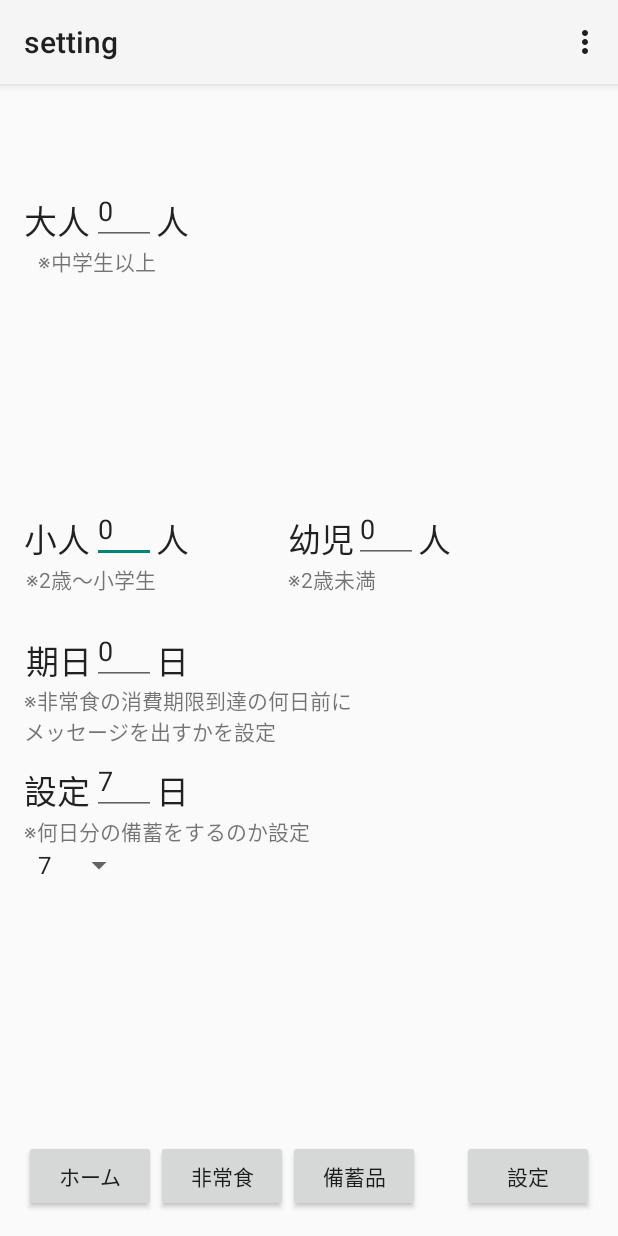
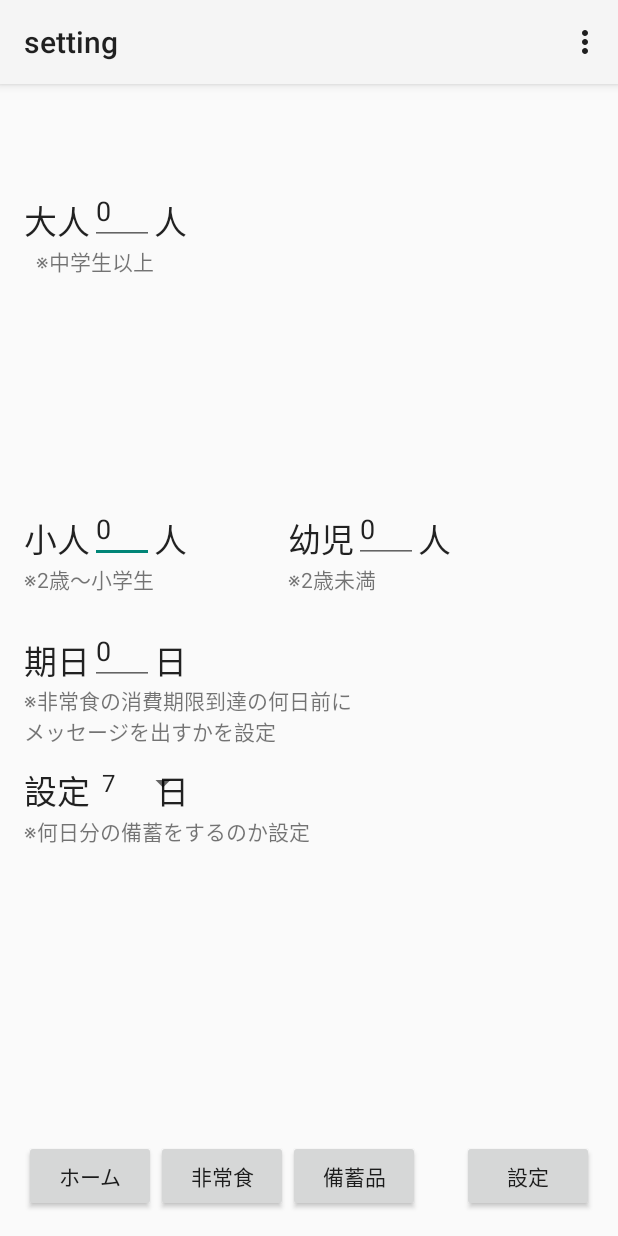
Before and after one commit to nichiwanichiwa/Study_nakayama, an Android app: the setting screen opened directly, with no data from a screen before it, on a phone screen of 412 x 824 dp. Run offline under Robolectric (Android 15) with nearby library versions, the phone set to English and light mode, and no system bars.

Commit message:
設定画面にスピナーを追加 細かにsetitng.xmlを修正

```diff
--- a/app/src/main/java/com/example/nakayamanobuo/kadai1/setting.java
+++ b/app/src/main/java/com/example/nakayamanobuo/kadai1/setting.java
@@ -28,20 +28,13 @@ public class setting extends Activity {
         this.getWindow().setSoftInputMode(
                 WindowManager.LayoutParams.SOFT_INPUT_STATE_ALWAYS_VISIBLE);
 
-        // Spinnerの設定
+        // 設定のSpinnerの設定
         ArrayAdapter<CharSequence> adapter =
                 ArrayAdapter.createFromResource(this, R.array.sample_array,android.R.layout.simple_spinner_item);
 
-       /* ArrayAdapter<String> adapter = new ArrayAdapter<String>(this, android.R.layout.simple_spinner_item);
-        adapter.add("Sample0");
-        adapter.add("Sample1");
-        adapter.add("Sample2");
-        adapter.add("Sample3");
-        adapter.add("Sample4");*/
-
         adapter.setDropDownViewResource(android.R.layout.simple_spinner_dropdown_item);
 
-        selectSpinner = (Spinner) findViewById(R.id.spinner_id);
+        selectSpinner = (Spinner)findViewById(R.id.spinner_id);
         selectSpinner.setAdapter(adapter);
         selectSpinner.setOnItemSelectedListener(new AdapterView.OnItemSelectedListener() {
             @Override
@@ -60,10 +53,10 @@ public class setting extends Activity {
                 setting_e.putInt("setting", asd);
                 setting_e.commit();
 
-                int s = setting.getInt("setting",1);
+               /* int s = setting.getInt("setting",3);
                 String setting_str = String.valueOf(s);
                 EditText setting_et = (EditText)findViewById(R.id.setting);
-                setting_et.setText(setting_str);
+                setting_et.setText(setting_str);*/
 
                // showToast(Integer.toString(spinner.getSelectedItemPosition()));
 
@@ -90,13 +83,13 @@ public class setting extends Activity {
         a = adult.getInt("adult", a);
         c = child.getInt("child",c);
         l = limit.getInt("limit", l);
-        s = setting.getInt("setting",s);
+        //s = setting.getInt("setting",s);
         b = baby.getInt("baby",b);
 
         String adult_str = String.valueOf(a);
         String child_str = String.valueOf(c);
         String limit_str = String.valueOf(l);
-        String setting_str = String.valueOf(s);
+        //String setting_str = String.valueOf(s);
         String baby_str = String.valueOf(b);
 
 
@@ -104,7 +97,7 @@ public class setting extends Activity {
         EditText adult_et = (EditText)findViewById(R.id.adultText);
         EditText child_et = (EditText)findViewById(R.id.child);
         EditText limit_et = (EditText)findViewById(R.id.limit);
-        EditText setting_et = (EditText)findViewById(R.id.setting);
+        //EditText setting_et = (EditText)findViewById(R.id.setting);
         EditText baby_et = (EditText)findViewById(R.id.babyText);
 
 
@@ -112,7 +105,7 @@ public class setting extends Activity {
         adult_et.setText(adult_str);
         child_et.setText(child_str);
         limit_et.setText(limit_str);
-        setting_et.setText(setting_str);
+        //setting_et.setText(setting_str);
         baby_et.setText(baby_str);
 
 
--- a/app/src/main/res/layout/activity_setting.xml
+++ b/app/src/main/res/layout/activity_setting.xml
@@ -66,7 +66,7 @@
         android:text="期日"
         android:id="@+id/textView6"
         android:layout_centerVertical="true"
-        android:layout_toStartOf="@+id/setting" />
+        android:layout_alignParentStart="true" />
 
     <TextView
         android:layout_width="wrap_content"
@@ -98,16 +98,6 @@
         android:layout_above="@+id/textView7"
         android:layout_toEndOf="@+id/textView6" />
 
-    <EditText
-        android:maxLength="2"
-        android:layout_width="wrap_content"
-        android:layout_height="wrap_content"
-        android:inputType="number"
-        android:ems="2"
-        android:id="@+id/setting"
-        android:layout_alignBottom="@+id/textView7"
-        android:layout_toStartOf="@+id/food" />
-
     <TextView
         android:layout_width="wrap_content"
         android:layout_height="wrap_content"
@@ -132,8 +122,8 @@
         android:textAppearance="?android:attr/textAppearanceLarge"
         android:text="日"
         android:id="@+id/textView10"
-        android:layout_alignTop="@+id/textView6"
-        android:layout_toEndOf="@+id/setting" />
+        android:layout_above="@+id/textView7"
+        android:layout_toEndOf="@+id/limit" />
 
     <TextView
         android:layout_width="wrap_content"
@@ -141,8 +131,8 @@
         android:textAppearance="?android:attr/textAppearanceLarge"
         android:text="日"
         android:id="@+id/textView11"
-        android:layout_alignBottom="@+id/setting"
-        android:layout_alignStart="@+id/food" />
+        android:layout_alignStart="@+id/food"
+        android:layout_alignBottom="@+id/textView7" />
 
     <EditText
         android:inputType="number"
@@ -233,7 +223,7 @@
         android:layout_width="wrap_content"
         android:layout_height="wrap_content"
         android:id="@+id/spinner_id"
-        android:layout_below="@+id/textView20"
-        android:layout_alignStart="@+id/textView6" />
+        android:layout_alignTop="@+id/textView7"
+        android:layout_toEndOf="@+id/textView7" />
 
 </RelativeLayout>
```
